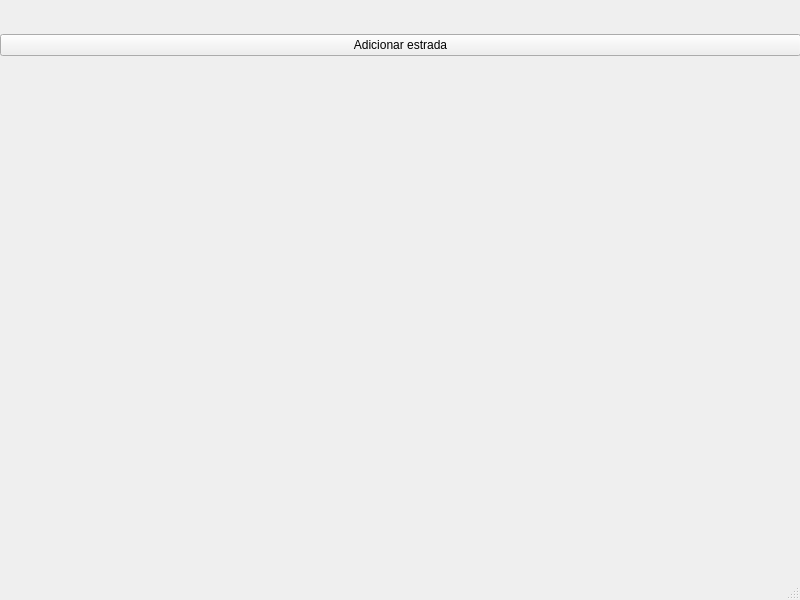
The window that mainwindow.ui (pedroguerreiro19/TraSim) describes before a commit, drawn with Qt 5.
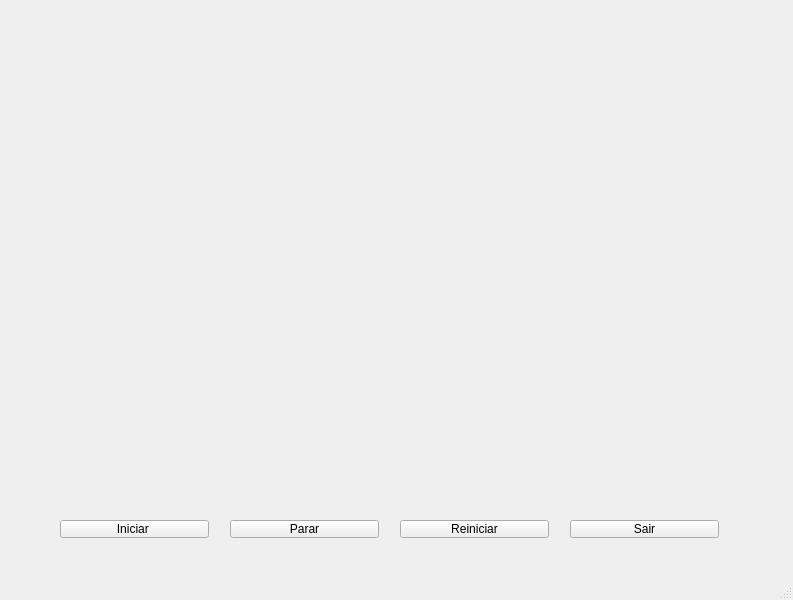
The same window after the commit.

Diff of the .ui file:
```diff
--- a/mainwindow.ui
+++ b/mainwindow.ui
@@ -6,7 +6,7 @@
    <rect>
     <x>0</x>
     <y>0</y>
-    <width>800</width>
+    <width>793</width>
     <height>600</height>
    </rect>
   </property>
@@ -17,21 +17,65 @@
    <widget class="QWidget" name="verticalLayoutWidget">
     <property name="geometry">
      <rect>
-      <x>0</x>
-      <y>0</y>
-      <width>801</width>
+      <x>-10</x>
+      <y>490</y>
+      <width>811</width>
       <height>91</height>
      </rect>
     </property>
-    <layout class="QVBoxLayout" name="verticalLayout">
-     <item>
-      <widget class="QPushButton" name="btnAddRoad">
-       <property name="text">
-        <string>Adicionar estrada</string>
-       </property>
-      </widget>
-     </item>
-    </layout>
+    <layout class="QVBoxLayout" name="verticalLayout"/>
+   </widget>
+   <widget class="QPushButton" name="btnAddRoad_2">
+    <property name="geometry">
+     <rect>
+      <x>60</x>
+      <y>520</y>
+      <width>149</width>
+      <height>18</height>
+     </rect>
+    </property>
+    <property name="text">
+     <string>Iniciar </string>
+    </property>
+   </widget>
+   <widget class="QPushButton" name="btnAddRoad_3">
+    <property name="geometry">
+     <rect>
+      <x>230</x>
+      <y>520</y>
+      <width>149</width>
+      <height>18</height>
+     </rect>
+    </property>
+    <property name="text">
+     <string>Parar</string>
+    </property>
+   </widget>
+   <widget class="QPushButton" name="btnAddRoad_4">
+    <property name="geometry">
+     <rect>
+      <x>400</x>
+      <y>520</y>
+      <width>149</width>
+      <height>18</height>
+     </rect>
+    </property>
+    <property name="text">
+     <string>Reiniciar</string>
+    </property>
+   </widget>
+   <widget class="QPushButton" name="btnAddRoad_5">
+    <property name="geometry">
+     <rect>
+      <x>570</x>
+      <y>520</y>
+      <width>149</width>
+      <height>18</height>
+     </rect>
+    </property>
+    <property name="text">
+     <string>Sair</string>
+    </property>
    </widget>
   </widget>
   <widget class="QMenuBar" name="menubar">
```
Left out of the diff: 4 changed lines with no effect on the pictures.
